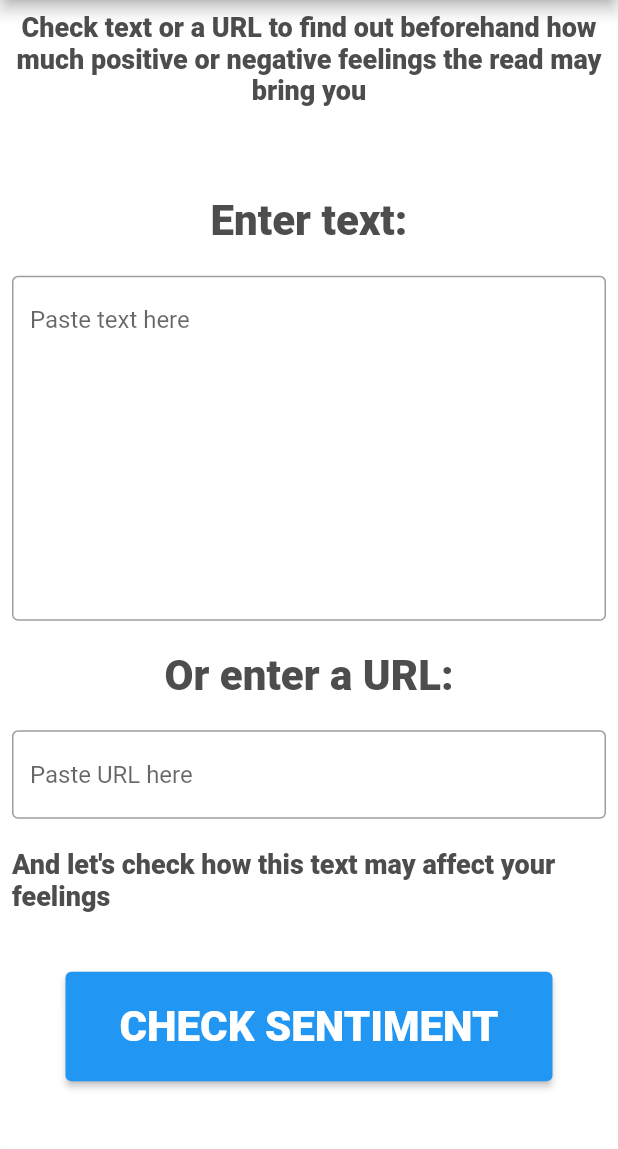
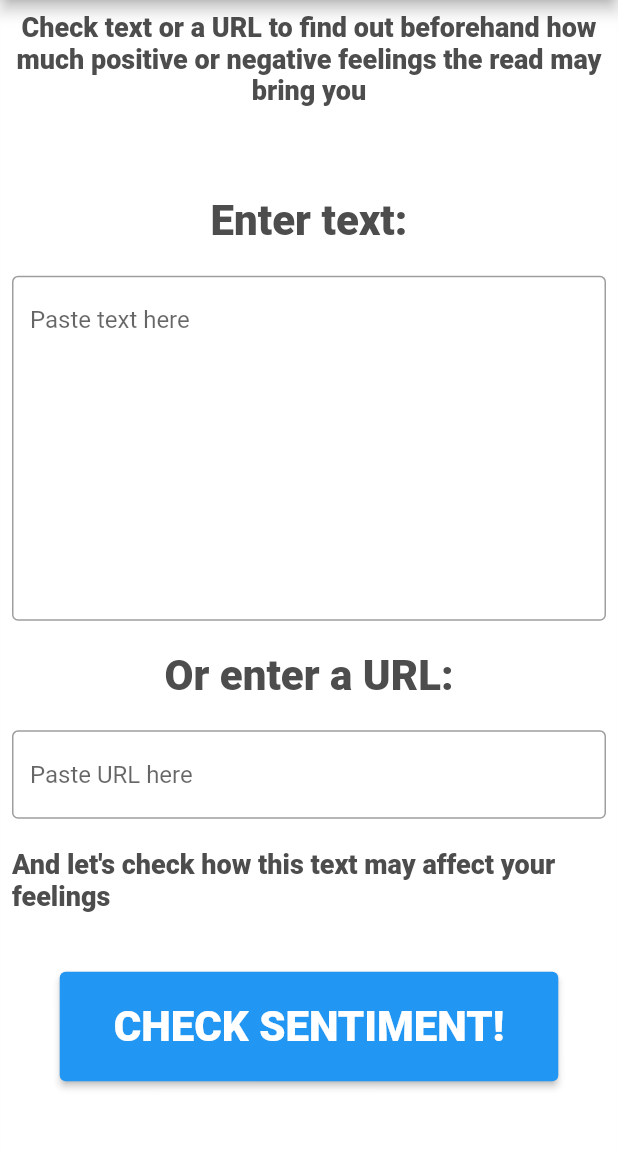
Before and after one commit to Stefuu/sentiment-check, a Flutter app: the screen it shows after launch, scrolled down 288 dp, on a phone screen of 412 x 824 dp, the part 84-1233 px from its top. Run offline on Flutter 3.47's test engine with Material 2 defaults, Android fonts, the phone set to English and light mode, and no system bars; our stand-ins replace go_router; missing offline and left inert: dart:html, dart_sentiment, web_scraper; Roboto replaces fonts that are missing (Papirus).

Commit message:
first commit

```diff
--- a/lib/pages/home.dart
+++ b/lib/pages/home.dart
@@ -144,7 +144,7 @@ class _HomePageState extends State<HomePage> {
                         padding: const EdgeInsets.all(20.0),
                         child: !loading
                             ? const Text(
-                                'CHECK SENTIMENT',
+                                'CHECK SENTIMENT!',
                                 style: TextStyle(
                                   fontWeight: FontWeight.w900,
                                   fontSize: 28,
```
